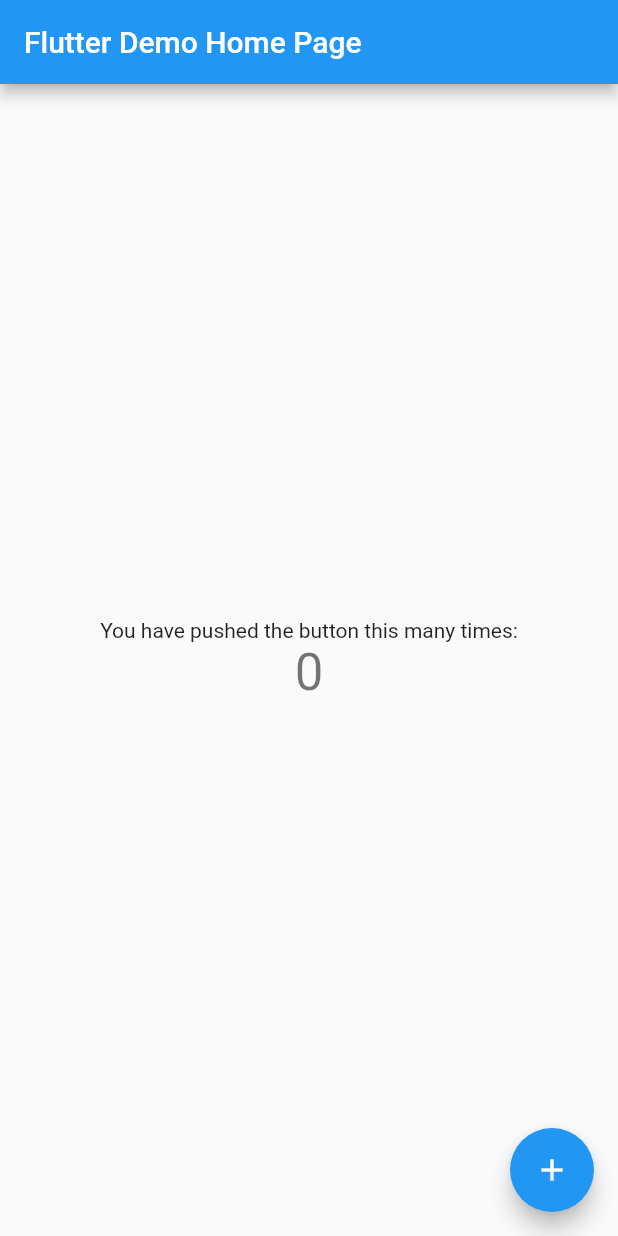
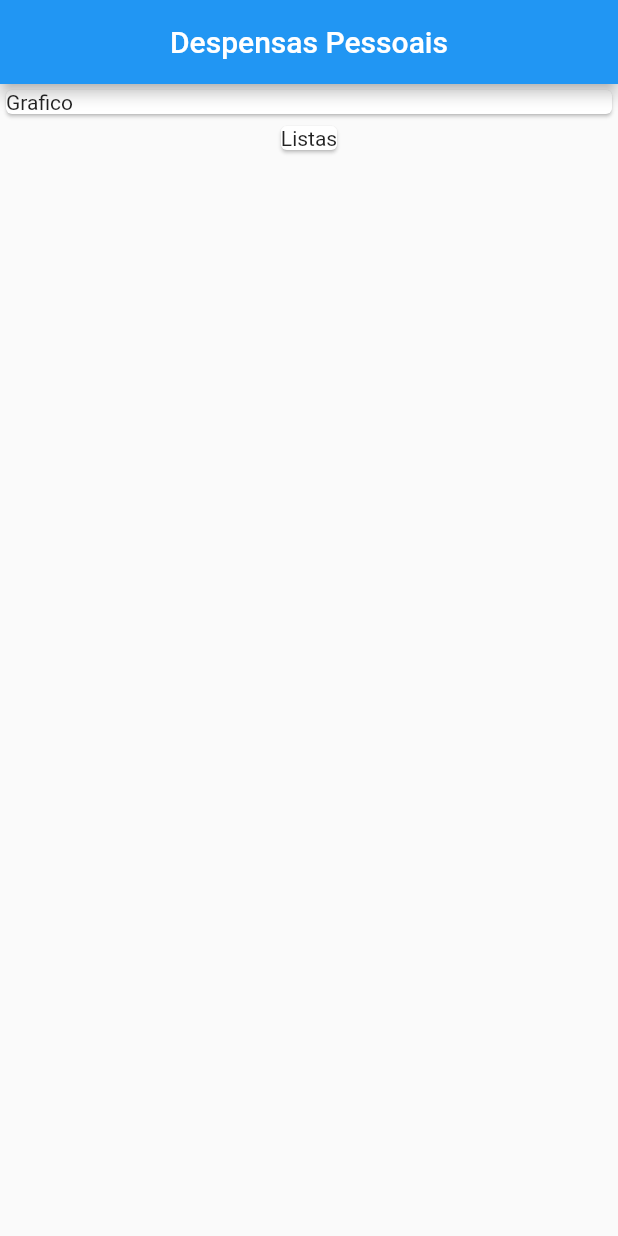
Before and after one commit to CriandoGames/expense_example_app, a Flutter app: the screen it shows after launch, on a phone screen of 412 x 824 dp. Run offline on Flutter 3.47's test engine with Material 2 defaults, Android fonts, the phone set to English and light mode, and no system bars; our stand-ins replace get.

```diff
--- a/lib/main.dart
+++ b/lib/main.dart
@@ -1,117 +1,10 @@
+import 'package:expenseexampleapp/screen/Home_View.dart';
 import 'package:flutter/material.dart';
+import 'package:get/get.dart';
 
 void main() {
-  runApp(MyApp());
+  runApp(GetMaterialApp(
+    home: Home(),
+    debugShowCheckedModeBanner: false,
+  ));
 }
-
-class MyApp extends StatelessWidget {
-  // This widget is the root of your application.
-  @override
-  Widget build(BuildContext context) {
-    return MaterialApp(
-      title: 'Flutter Demo',
-      theme: ThemeData(
-        // This is the theme of your application.
-        //
-        // Try running your application with "flutter run". You'll see the
-        // application has a blue toolbar. Then, without quitting the app, try
-        // changing the primarySwatch below to Colors.green and then invoke
-        // "hot reload" (press "r" in the console where you ran "flutter run",
-        // or simply save your changes to "hot reload" in a Flutter IDE).
-        // Notice that the counter didn't reset back to zero; the application
-        // is not restarted.
-        primarySwatch: Colors.blue,
-        // This makes the visual density adapt to the platform that you run
-        // the app on. For desktop platforms, the controls will be smaller and
-        // closer together (more dense) than on mobile platforms.
-        visualDensity: VisualDensity.adaptivePlatformDensity,
-      ),
-      home: MyHomePage(title: 'Flutter Demo Home Page'),
-    );
-  }
-}
-
-class MyHomePage extends StatefulWidget {
-  MyHomePage({Key key, this.title}) : super(key: key);
-
-  // This widget is the home page of your application. It is stateful, meaning
-  // that it has a State object (defined below) that contains fields that affect
-  // how it looks.
-
-  // This class is the configuration for the state. It holds the values (in this
-  // case the title) provided by the parent (in this case the App widget) and
-  // used by the build method of the State. Fields in a Widget subclass are
-  // always marked "final".
-
-  final String title;
-
-  @override
-  _MyHomePageState createState() => _MyHomePageState();
-}
-
-class _MyHomePageState extends State<MyHomePage> {
-  int _counter = 0;
-
-  void _incrementCounter() {
-    setState(() {
-      // This call to setState tells the Flutter framework that something has
-      // changed in this State, which causes it to rerun the build method below
-      // so that the display can reflect the updated values. If we changed
-      // _counter without calling setState(), then the build method would not be
-      // called again, and so nothing would appear to happen.
-      _counter++;
-    });
-  }
-
-  @override
-  Widget build(BuildContext context) {
-    // This method is rerun every time setState is called, for instance as done
-    // by the _incrementCounter method above.
-    //
-    // The Flutter framework has been optimized to make rerunning build methods
-    // fast, so that you can just rebuild anything that needs updating rather
-    // than having to individually change instances of widgets.
-    return Scaffold(
-      appBar: AppBar(
-        // Here we take the value from the MyHomePage object that was created by
-        // the App.build method, and use it to set our appbar title.
-        title: Text(widget.title),
-      ),
-      body: Center(
-        // Center is a layout widget. It takes a single child and positions it
-        // in the middle of the parent.
-        child: Column(
-          // Column is also a layout widget. It takes a list of children and
-          // arranges them vertically. By default, it sizes itself to fit its
-          // children horizontally, and tries to be as tall as its parent.
-          //
-          // Invoke "debug painting" (press "p" in the console, choose the
-          // "Toggle Debug Paint" action from the Flutter Inspector in Android
-          // Studio, or the "Toggle Debug Paint" command in Visual Studio Code)
-          // to see the wireframe for each widget.
-          //
-          // Column has various properties to control how it sizes itself and
-          // how it positions its children. Here we use mainAxisAlignment to
-          // center the children vertically; the main axis here is the vertical
-          // axis because Columns are vertical (the cross axis would be
-          // horizontal).
-          mainAxisAlignment: MainAxisAlignment.center,
-          children: <Widget>[
-            Text(
-              'You have pushed the button this many times:',
-            ),
-            Text(
-              '$_counter',
-              style: Theme.of(context).textTheme.headline4,
-            ),
-          ],
-        ),
-      ),
-      floatingActionButton: FloatingActionButton(
-        onPressed: _incrementCounter,
-        tooltip: 'Increment',
-        child: Icon(Icons.add),
-      ), // This trailing comma makes auto-formatting nicer for build methods.
-    );
-  }
-}
--- /dev/null
+++ b/lib/model/Transaction.dart
@@ -0,0 +1,18 @@
+import 'package:flutter/material.dart';
+
+class Transaction{
+
+  final String id;
+  final String title;
+  final double value;
+  final DateTime date;
+
+
+  Transaction({
+    @required this.id,
+    @required this.title,
+    @required this.value,
+    @required this.date});
+
+
+}
--- /dev/null
+++ b/lib/screen/Home_View.dart
@@ -0,0 +1,42 @@
+import 'package:expenseexampleapp/model/Transaction.dart';
+import 'package:flutter/material.dart';
+
+class Home extends StatelessWidget {
+  //teste
+
+  final List<Transaction> _transaction = [
+    Transaction(
+      id: "t1",
+     title: "lala",
+     value: 10.0,
+      date: DateTime.now()
+      ),
+    Transaction(
+      id: "t2",
+      title: "carlos",
+       value: 9.99,
+        date: DateTime.now()),
+  ];
+
+  @override
+  Widget build(BuildContext context) {
+    return Scaffold(
+        appBar: AppBar(
+          title: Text("Despensas Pessoais"),
+          centerTitle: true,
+        ),
+        body: Column(
+          children: [
+            Container(
+              width: double.infinity,
+              child: Card(
+                child: Text("Grafico"),
+              ),
+            ),
+            Card(
+              child: Text("Listas"),
+            ),
+          ],
+        ));
+  }
+}
```
Also changed, not shown: 1 other file.
